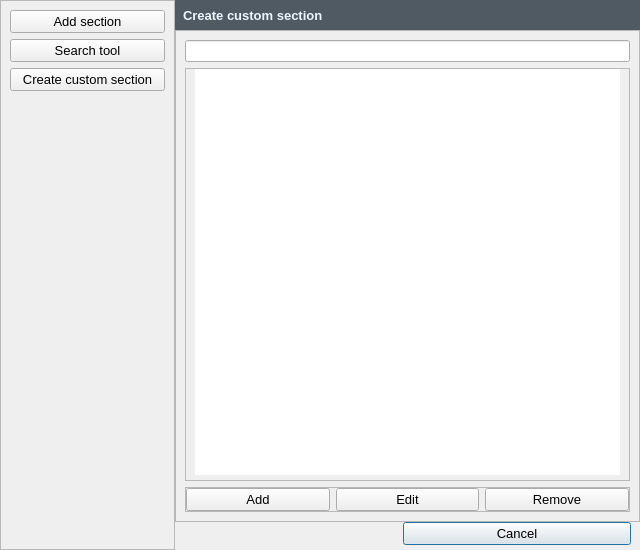
Above: SectionManager/UI/select_section_dialog.ui from GIAPspzoo/GIAP_PolaMap_lite before the change. Below: the same form after it.
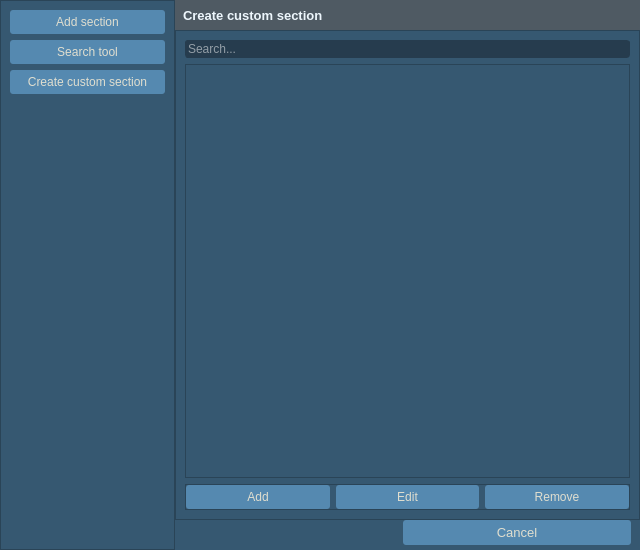
That is the form after the change. The open tabs and pages were chosen to show the change. Icons and pictures are not drawn. Custom widgets are drawn as their Qt base class.

Diff of the .ui file:
```diff
--- a/SectionManager/UI/select_section_dialog.ui
+++ b/SectionManager/UI/select_section_dialog.ui
@@ -36,7 +36,421 @@
     <normaloff>:/plugins/GIAP-giap_layout/icons/giap_logo.png</normaloff>:/plugins/GIAP-giap_layout/icons/giap_logo.png</iconset>
   </property>
   <property name="styleSheet">
-   <string notr="true"/>
+   <string notr="true">* {
+background-color: #365871;
+color:#E0DECF;
+font: 10pt &quot;Segoe UI&quot;;
+}
+QLabel{
+font: 10pt &quot;Segoe UI&quot;;
+color:#E0DECF;
+height: 35px;
+}
+QCheckBox::indicator {
+  width: 13px;
+    height: 13px;
+border: 0px solid #E0DECF;
+}
+QCheckBox::indicator:checked {
+ image: url(:/plugins/GIAP-PolaMap/icons/checked.png);
+  width: 13px;
+    height: 13px;
+}
+QCheckBox::indicator:unchecked {
+ image: url(:/plugins/GIAP-PolaMap/icons/unchecked.png);
+  width: 13px;
+    height: 13px;
+}
+
+QScrollBar:horizontal {
+    height: 15px;
+}
+QScrollBar::handle:horizontal {
+    background: #5589B0;
+    border-radius: 5px;
+    width: 10px;
+    margin: 2px 0 2px 0;
+}
+QScrollBar::add-line:horizontal, QScrollBar::sub-line:horizontal  {
+    border: 1px solid transparent;
+    background: transparent;
+    width: 12px;
+}
+ QScrollBar:vertical {
+     width: 15px;
+ }
+ QScrollBar::handle:vertical {
+     background: #5589B0;
+     height: 10px;
+     border-radius: 5px;
+         margin: 0px 2px 0px 2px;
+ }
+ QScrollBar::add-line:vertical{
+    border: 1px solid transparent;
+     background: transparent;
+     height: 12px;
+ }
+
+ QScrollBar::sub-line:vertical {
+      border: 1px solid transparent;
+     background: transparent;
+     height: 12px;
+ }
+
+QAbstractScrollArea::corner {
+ border: 1px solid transparent;
+width: 0px; 
+height: 0px;
+}
+
+QPushButton {
+padding: 5px;
+}
+
+QLineEdit, QTextEdit{
+border: 1px solid;
+border-radius:3px;
+border-color: #263c4e;
+background-color: #263c4e;
+}
+
+QLineEdit:focus{
+border: solid;
+border-style: solid;
+border-width: 1px;
+border-color: #E0DECF;
+}
+
+QPushButton {
+border: none;
+border-width: 1px;
+border-radius:3px;
+background-color: #5589B0;
+}
+QPushButton:checked {
+background-color: #5589B0;
+border: solid;
+border-width: 1px;
+border-color: #5589B0;
+}
+
+QPushButton:pressed {
+background-color: #5589B0;
+border: solid;
+border-width: 1px;
+border-color:#5589B0;
+}
+QPushButton:hover {
+background-color: #5589B0;
+border-radius: 3px;
+border: solid;
+border-style: solid;
+border-width: 1px;
+border-color: #E0DECF;
+}
+
+QToolButton {
+border: none;
+border-width: 1px;
+border-radius:3px;
+background-color: #5589B0;
+}
+
+QToolButton:checked {
+background-color: #5589B0;
+border: solid;
+border-width: 1px;
+border-color: #5589B0;
+}
+QToolButton:hover {
+background-color: #5589B0;
+border-radius: 3px;
+border: solid;
+border-style: solid;
+border-width: 1px;
+border-color: #E0DECF;
+}
+
+
+QToolButton:pressed {
+background-color: #5589B0;
+border: solid;
+border-width: 1px;
+border-color:#5589B0;
+}
+
+QToolButton::menu, QToolButton::menu-button {
+background-color: #263C4E;
+border: solid;
+border-width: 1px;
+border-color: #5589B0;
+}
+
+QMenu::item:selected {
+background-color:  #5589B0;
+}
+
+QComboBox QListView{
+selection-background-color:  #5589B0;
+    color: #E0DECF;
+     padding: 2px;
+}
+
+QComboBox:editable {
+border: 0px solid #5589B0;
+border-radius: 3px;
+background-color: #263c4e;
+padding: 0px 0px 0px 3px;
+}
+
+QComboBox:editable:focus{
+border: solid;
+border-style: solid;
+border-width: 1px;
+border-color: #E0DECF;
+}
+
+QComboBox:!editable {
+border: 0px solid #5589B0;
+border-radius: 3px;
+background-color: #263c4e;
+padding:0px 3px 0px 3px;
+}
+
+QComboBox:!editable:on {
+background-color: #263c4e;
+border: solid;
+border-width: 1px;
+border-color: #365871;
+padding:0px 5px 0px 3px;
+}
+
+QComboBox::drop-down {
+border-left: solid;
+border-width: 0px;
+background-color: #263c4e;
+border-radius: 3px;
+}
+QComboBox::drop-down:editable:on {
+background-color:#263c4e;
+border: solid;
+border-width: 1px;
+border-color: #263c4e;
+}
+
+QComboBox::drop-down:!editable:on {
+background-color: #263c4e;
+}
+
+QComboBox::down-arrow {
+        image:  url(:/plugins/GIAP-PolaMap/icons/branch-open.png);
+    width: 18px;
+    height: 28px;
+}
+
+QComboBox::down-arrow:hover, QComboBox::down-arrow:pressed{
+border: solid;
+border-width: 0px;
+border-color: #E0DECF;
+border-radius: 3px;
+margin:0px 3px 0px -1px;
+}
+
+QToolTip {
+color:white;
+	font: 9pt &quot;Segoe UI&quot;;
+font-weight: normal;
+border-style: double;
+border: 0.1rem;
+border-radius: 0.3rem;
+background-color:#4F5A63;
+}
+
+Line {
+color: qlineargradient(spread:pad, x1:0, y1:1, x2:0, y2:0, stop:0 rgba(65, 97, 124, 255), stop:1 rgba(90, 135, 172, 255));
+}
+
+QTabBar::tab {
+border-top-left-radius: 3px;
+border-top-right-radius: 3px;
+padding:1px 0px 1px 0px;
+margin-top: 2px;
+color: #E0DECF;
+font-weight: 550;
+}
+
+QTabBar::tab:selected {
+border: 0rem solid;
+border-color:#5589B0;
+margin-bottom: 2px;
+border-bottom: 2px solid #E0DECF;
+font-weight: 650;
+color: #E0DECF;
+}
+QTabBar::tab:hover {
+border: 0rem solid;
+background: transparent;
+margin-bottom: 2px;
+border-bottom: 2px solid #E0DECF;
+font-weight: 650;
+}
+
+QTabBar::tab:!selected {
+border: 0rem solid;
+background: transparent;
+margin-bottom: 2px;
+border-bottom: 2px solid transparent;
+font-weight: 550;
+color: #B3B2A6;
+}
+QTabBar::tab:!selected:hover {
+border: 0rem solid;
+background: transparent;
+margin-bottom: 2px;
+border-bottom: 2px solid #E0DECF;
+font-weight: 550;
+color: #B3B2A6;
+}
+
+QTabBar::tab:last:!selected {
+margin-right: 1px;
+}
+
+QTabWidget::pane {
+border-top:1px solid #B3B2A6;
+border-bottom: 0px solid #B3B2A6;
+}
+
+QTabWidget::tab-bar {
+left: 5px;
+right: 5px;
+}
+
+QTreeView {
+    border: 0rem solid;
+    border-color: #5589B0;
+    margin: 0.2rem;
+   show-decoration-selected: 1;
+}
+
+QTreeView::item,
+QTreeView::branch {
+    color: black;
+     padding:2px;
+}
+
+QTreeView:branch:hover,
+QTreeView:item:hover
+{
+    background-color: #5589B0;
+    color: white;
+}
+
+QTreeView:branch:selected,
+QTreeView:item:selected
+{
+    background-color: #5589B0;
+    color: white;
+}
+
+QTreeView::branch:has-children:!has-siblings:closed,
+QTreeView::branch:closed:has-children:has-siblings {
+        border-image: none;
+        image: url(:/plugins/GIAP-PolaMap/icons/branch-closed.png);
+}
+
+QTreeView::branch:open:has-children:!has-siblings,
+QTreeView::branch:open:has-children:has-siblings  {
+        border-image: none;
+        image:  url(:/plugins/GIAP-PolaMap/icons/branch-open.png);
+}
+
+QProgressBar {
+    border: 0.2rem solid #365871;
+    background-color: #365871;
+    border-radius: 0.3rem;
+    text-align: center;
+    color: white;
+}
+
+QProgressBar::chunk {
+    background-color: #5589B0;
+}
+QSpinBox, QDoubleSpinBox,
+QSpinBox:editable,
+QSpinBox:hover,
+QSpinBox:pressed,
+QDoubleSpinBox:editable,
+QDoubleSpinBox:hover,
+QDoubleSpinBox:pressed {
+    border: 0.1rem solid;
+    border-radius: 0.3rem;
+    border-color: #263c4e;
+background-color: #263c4e;
+}
+QSpinBox:focus, QDoubleSpinBox:focus {
+border-style: solid;
+border-width: 0rem;
+border-color: #E0DECF;
+}
+QSpinBox:disabled, QDoubleSpinBox:disabled {
+  border: none;
+  border-bottom: 0.1rem solid #263c4e;
+  border-radius: 0;
+  background: #263c4e;
+  color: #000000;
+}
+QSpinBox::up-button, QDoubleSpinBox::up-button{
+  subcontrol-origin: border;
+  subcontrol-position: top right;
+  border: 0rem solid white;
+  border-radius: 3;
+  background: #263c4e;
+}
+QSpinBox::down-button, QDoubleSpinBox::down-button {
+  subcontrol-origin: border;
+  subcontrol-position: bottom right;
+  border: 0rem solid white;
+  border-radius: 3;
+  background: #263c4e;
+}
+QSpinBox::down-button:hover, QDoubleSpinBox::down-button:hover, QSpinBox::up-button:hover, QDoubleSpinBox::up-button:hover {
+border: solid;
+border-width: 0.1rem;
+border-color: #E0DECF;
+}
+QSpinBox::up-arrow,QDoubleSpinBox::up-arrow {
+  image: url(:/plugins/GIAP-PolaMap/icons/spinup.png);
+    width: 18px;
+    height: 18px;
+}
+QSpinBox::up-arrow:disabled,
+QSpinBox::up-arrow:off {
+  image: none;
+}
+QSpinBox::down-arrow, QDoubleSpinBox::down-arrow {
+  image: url(:/plugins/GIAP-PolaMap/icons/spindown.png);
+    width: 18px;
+    height: 18px;
+}
+QSpinBox::down-arrow:disabled,
+QSpinBox::down-arrow:off,
+ QDoubleSpinBox::down-arrow:disabled,
+QDoubleSpinBox::down-arrow:off{
+  image: none;
+}
+
+QTableView {
+border:1px solid #2A4457;
+color:white;
+selection-background-color: #6FB1E3;
+ selection-color: white;
+}
+QTableView::item:selected {
+color:white;
+selection-background-color: #6FB1E3;
+selection-color: white;
+}</string>
   </property>
   <property name="locale">
    <locale language="English" country="UnitedKingdom"/>
@@ -763,10 +1177,8 @@
              <item>
               <widget class="QListView" name="customToolList">
                <property name="styleSheet">
-                <string notr="true">QListView {
-	border: 0;
-	color: #0A0C0D;
-}</string>
+                <string notr="true">
+</string>
                </property>
                <property name="frameShape">
                 <enum>QFrame::NoFrame</enum>
```
Left out of the diff: 5 changed lines with no effect on the pictures.
